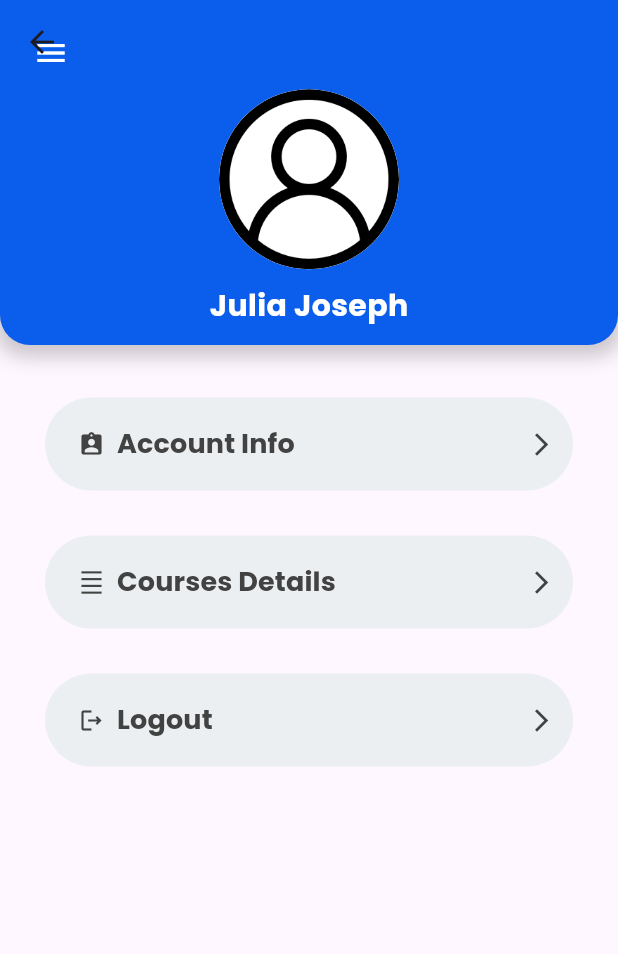
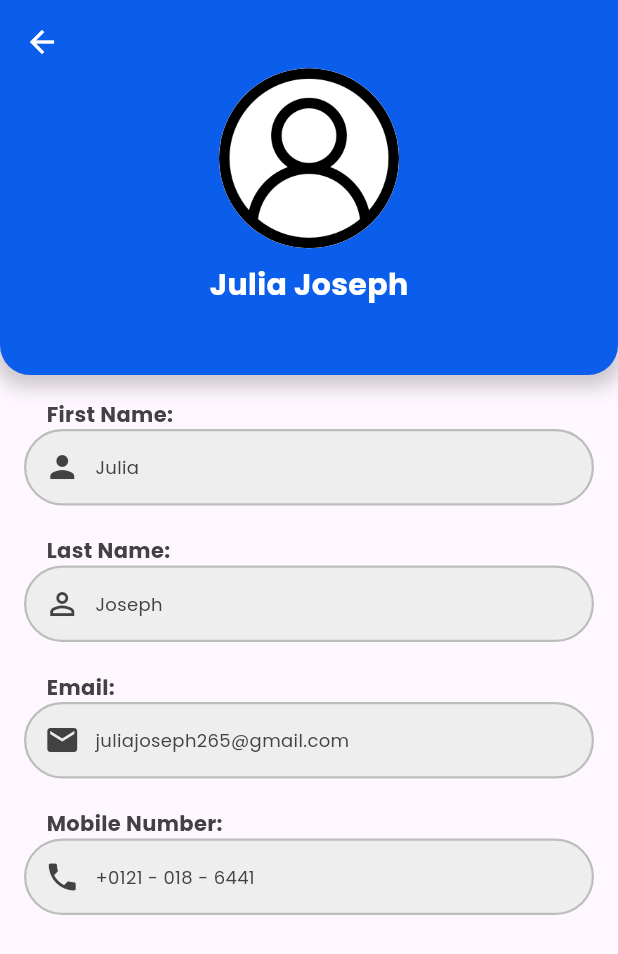
Before and after one commit to JuliaJosephh/E-Learning-App, a Flutter app: the ProfilePage screen opened directly, after a tap on "Account Info", on a phone screen of 412 x 824 dp. Shown: the top 954 px of the screen. Run offline on Flutter 3.47's test engine with Material 3 defaults, Android fonts, the phone set to English and light mode, and no system bars; our stand-ins replace google_fonts.

Commit message:
Account Information

```diff
--- /dev/null
+++ b/lib/screens/AccountInfoPage.dart
@@ -0,0 +1,15 @@
+import 'package:flutter/material.dart';
+import 'package:sessiontask/widgets/AccountInfoBox.dart';
+import 'package:sessiontask/widgets/AppBars/AccountInfoAppBar.dart';
+
+class AccountInfoPage extends StatelessWidget {
+  const AccountInfoPage({super.key});
+
+  @override
+  Widget build(BuildContext context) {
+    return Scaffold(
+      appBar: BuildAccountInfoAppBar(context),
+      body: AccountInfoBox(),
+    );
+  }
+}
--- /dev/null
+++ b/lib/widgets/AccountInfoBox.dart
@@ -0,0 +1,21 @@
+import 'package:flutter/material.dart';
+import 'package:sessiontask/widgets/BuildAccountInfoRow.dart';
+
+Widget AccountInfoBox() {
+  return Padding(
+    padding: const EdgeInsets.all(16.0),
+    child: Column(
+      crossAxisAlignment: CrossAxisAlignment.start,
+      children: [
+        buildAccountInfoRow(Icons.person, 'First Name:', 'Julia'),
+        const SizedBox(height: 10),
+        buildAccountInfoRow(Icons.person_outline, 'Last Name:', 'Joseph'),
+        const SizedBox(height: 10),
+        buildAccountInfoRow(Icons.email, 'Email:', 'juliajoseph265@gmail.com'),
+        const SizedBox(height: 10),
+        buildAccountInfoRow(
+            Icons.phone, 'Mobile Number:', '+0121 - 018 - 6441'),
+      ],
+    ),
+  );
+}
--- a/lib/widgets/AppBars/ProfileAppBar.dart
+++ b/lib/widgets/AppBars/AccountInfoAppBar.dart
@@ -1,12 +1,18 @@
 import 'package:flutter/material.dart';
 import 'package:sessiontask/constants/constants.dart';
 
-PreferredSizeWidget buildprofileappbar(BuildContext context) {
+PreferredSizeWidget BuildAccountInfoAppBar(BuildContext context) {
   return PreferredSize(
-    preferredSize: const Size.fromHeight(230.0),
+    preferredSize: const Size.fromHeight(250.0),
     child: AppBar(
       backgroundColor: Colors.transparent,
       elevation: 0,
+      leading: IconButton(
+        icon: const Icon(Icons.arrow_back, color: Colors.white),
+        onPressed: () {
+          Navigator.of(context).pop();
+        },
+      ),
       flexibleSpace: Container(
         decoration: BoxDecoration(
           color: backgroundColor,
@@ -28,13 +34,6 @@ PreferredSizeWidget buildprofileappbar(BuildContext context) {
           crossAxisAlignment: CrossAxisAlignment.start,
           mainAxisAlignment: MainAxisAlignment.center,
           children: [
-            IconButton(
-              onPressed: () {},
-              icon: const Icon(
-                Icons.menu,
-                color: Colors.white,
-              ),
-            ),
             Center(
               child: Column(
                 children: [
--- /dev/null
+++ b/lib/widgets/BuildAccountInfoRow.dart
@@ -0,0 +1,48 @@
+import 'package:flutter/material.dart';
+import 'package:sessiontask/constants/constants.dart';
+
+Widget buildAccountInfoRow(IconData icon, String label, String value) {
+  return Column(
+    crossAxisAlignment: CrossAxisAlignment.start,
+    children: [
+      Padding(
+        padding: const EdgeInsets.only(left: 15),
+        child: Text(
+          textAlign: TextAlign.start,
+          label,
+          style: poppins.copyWith(
+            color: IconColor,
+            fontSize: 14,
+            fontWeight: FontWeight.bold,
+          ),
+        ),
+      ),
+      Container(
+        padding: const EdgeInsets.all(12.0),
+        decoration: BoxDecoration(
+          color: Colors.grey[200],
+          borderRadius: BorderRadius.circular(40),
+          border: Border.all(
+            color: Colors.grey.shade400,
+            width: 1.5,
+          ),
+        ),
+        child: Row(
+          children: [
+            Icon(icon, color: IconColor, size: 24),
+            const SizedBox(width: 10),
+            Text(
+              value,
+              style: poppins.copyWith(
+                color: value.isNotEmpty ? IconColor : Colors.black38,
+                fontSize: 12,
+                fontWeight: FontWeight.normal,
+              ),
+            ),
+          ],
+        ),
+      ),
+      const SizedBox(height: 10),
+    ],
+  );
+}
--- a/lib/widgets/BuildProfile.dart
+++ b/lib/widgets/BuildProfile.dart
@@ -1,8 +1,9 @@
 import 'package:flutter/material.dart';
 import 'package:sessiontask/constants/constants.dart';
+import 'package:sessiontask/screens/AccountInfoPage.dart';
 import 'package:sessiontask/screens/DefaultScreen.dart';
 import 'package:sessiontask/screens/loginPage.dart';
-import 'package:sessiontask/widgets/ProfileButtons.dart';
+import 'package:sessiontask/widgets/BuildProfileButtons.dart';
 
 Widget buildprofile(BuildContext context) {
   return Column(
@@ -16,7 +17,8 @@ Widget buildprofile(BuildContext context) {
         Icon(Icons.assignment_ind_rounded, color: IconColor),
         onPressed: () {
           // Add navigation for Account Info
-          // Navigator.push(context, MaterialPageRoute(builder: (context) => AccountInfoPage()));
+          Navigator.push(context,
+              MaterialPageRoute(builder: (context) => const AccountInfoPage()));
         },
       ),
       const SizedBox(height: 20),
--- a/lib/widgets/ProfileButtons.dart
+++ b/lib/widgets/BuildProfileButtons.dart
@@ -8,7 +8,7 @@ Widget buildprofilebutton(
   String buttontxt,
   Icon iconname,
   Icon firsticon, {
-  required VoidCallback onPressed, // Changed to VoidCallback for clarity
+  required VoidCallback onPressed,
 }) {
   return Padding(
     padding: const EdgeInsets.symmetric(horizontal: 20.0, vertical: 5),
@@ -17,7 +17,7 @@ Widget buildprofilebutton(
         overlayColor: MaterialStateProperty.all(Colors.transparent),
         backgroundColor: MaterialStateProperty.all(Colors.blueGrey[50]),
       ),
-      onPressed: onPressed, // Use the provided onPressed function
+      onPressed: onPressed,
       child: Padding(
         padding: const EdgeInsets.only(left: 10, top: 10, bottom: 10),
         child: Row(
@@ -30,7 +30,7 @@ Widget buildprofilebutton(
                 Text(
                   buttontxt,
                   style: poppins.copyWith(
-                    color: Colors.grey[800],
+                    color: IconColor,
                     fontSize: 18,
                     fontWeight: FontWeight.bold,
                   ),
```
